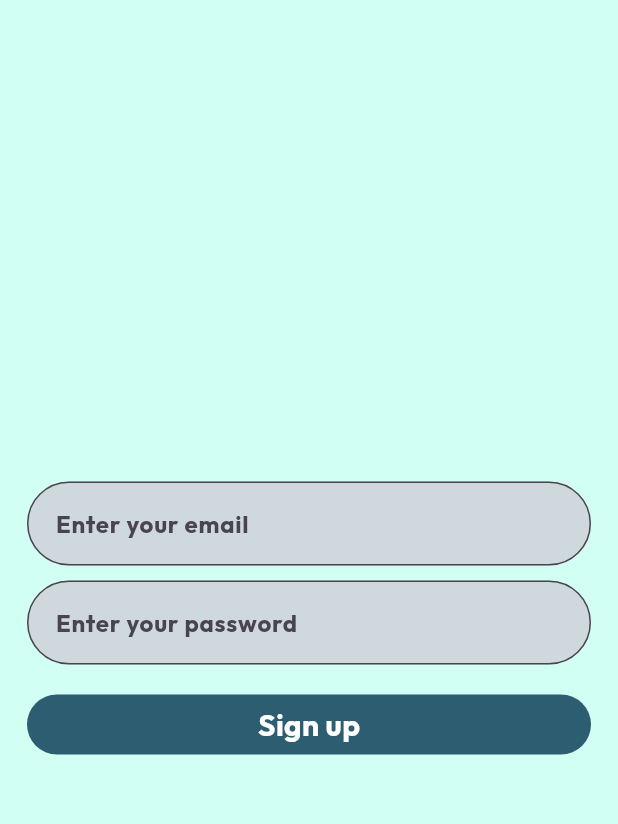
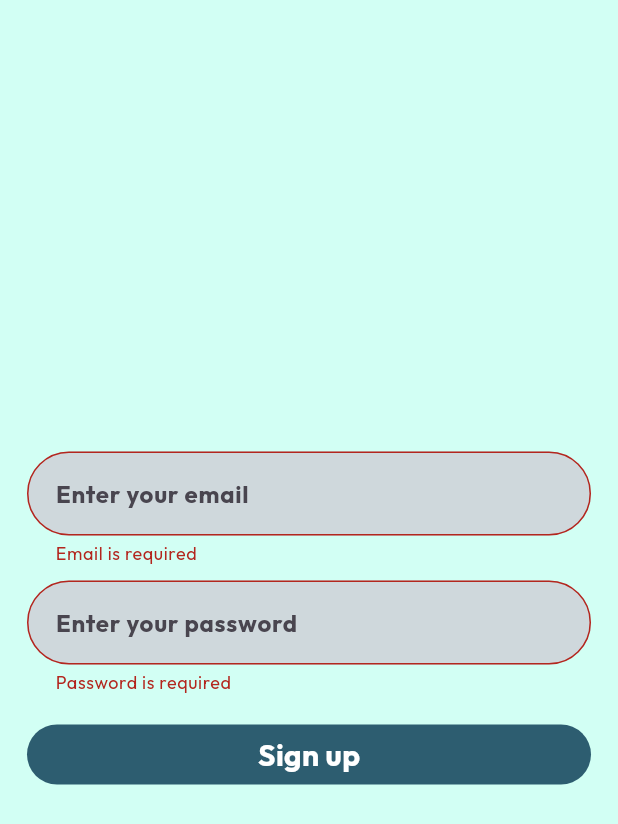
Before and after one commit to Mottakin890/firebase-learning, a Flutter app: the SignUpScreen screen opened directly, after a tap on "Sign up", on a phone screen of 412 x 824 dp. Shown: the top 824 px of the screen. Run offline on Flutter 3.47's test engine with Material 3 defaults, Android fonts, the phone set to English and light mode, and no system bars; our stand-ins replace firebase_core; accounts and stored records are empty.

Commit message:
feat(validator): For validating the login and sign up form i have added comprehensive validator for my project

```diff
--- a/lib/sign_up_screen.dart
+++ b/lib/sign_up_screen.dart
@@ -70,7 +70,12 @@ class _SignUpScreenState extends State<SignUpScreen> {
                 padding: EdgeInsets.symmetric(horizontal: 18),
                 child: GestureDetector(
                   onTap: () {
-                    debugPrint('Pressed');
+                    if (_formKey.currentState!.validate()) {
+                      debugPrint('Pressed');
+                      ScaffoldMessenger.of(context).showSnackBar(
+                        const SnackBar(content: Text('Processing Data')),
+                      );
+                    }
                   },
                   child: Container(
                     height: 40,
--- a/pubspec.yaml
+++ b/pubspec.yaml
@@ -37,6 +37,10 @@ dependencies:
   characters: ^1.4.0
   flutter_svg: ^2.2.3
   firebase_core: ^4.3.0
+  cloud_firestore: ^6.1.1
+  firebase_storage: ^13.0.5
+  firebase_auth: ^6.1.3
+  fluttertoast: ^9.0.0
 
 
 dev_dependencies:
```
Also changed, not shown: lib/login_screen.dart (+7 -2 lines), pubspec.lock.
